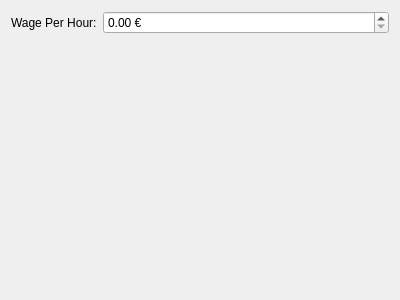
PhilippParis/BusinessManager, file ui/widgets/financialsettingswidget.ui: the form before one commit.
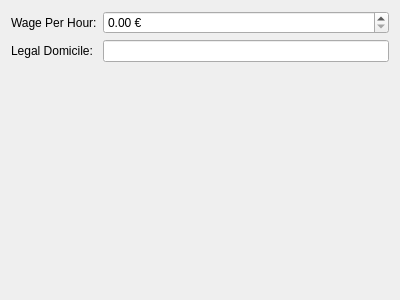
The form after the commit.

Patch:
```diff
--- a/ui/widgets/financialsettingswidget.ui
+++ b/ui/widgets/financialsettingswidget.ui
@@ -33,6 +33,16 @@
        </property>
       </widget>
      </item>
+     <item row="1" column="1">
+      <widget class="QLineEdit" name="leLegalDomicile"/>
+     </item>
+     <item row="1" column="0">
+      <widget class="QLabel" name="legalDomicileLabel">
+       <property name="text">
+        <string>Legal Domicile:</string>
+       </property>
+      </widget>
+     </item>
     </layout>
    </item>
   </layout>
```
